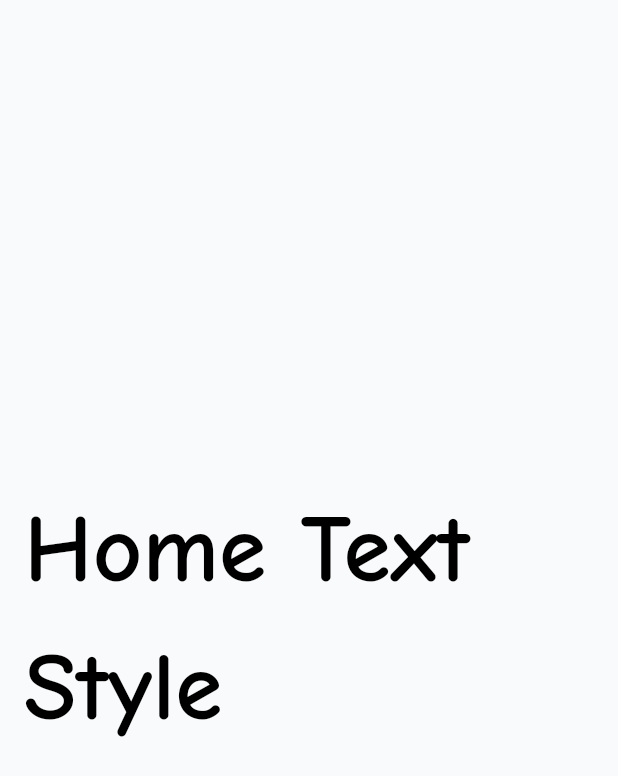
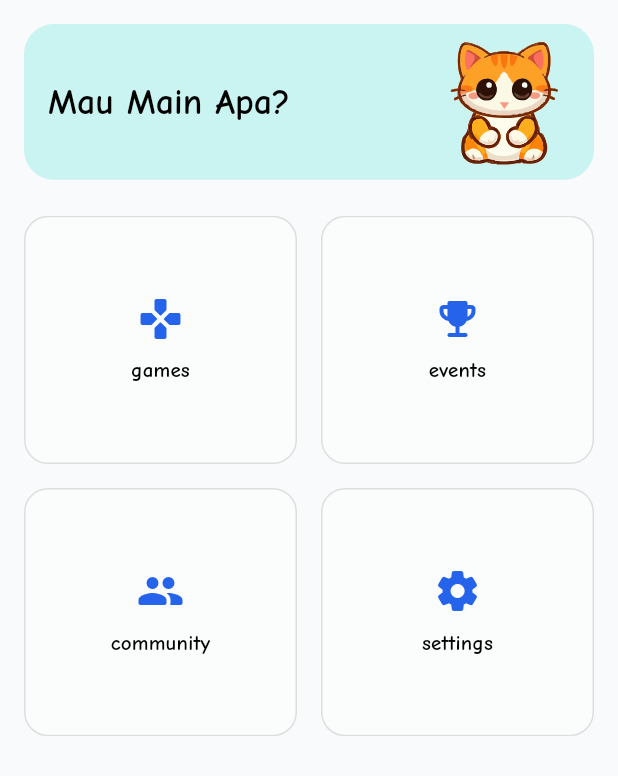
Before and after one commit to RafiDevari/Lulu, a Flutter app: the screen it shows after launch, on a phone screen of 412 x 824 dp. Shown: the top 776 px of the screen. Run offline on Flutter 3.47's test engine with Material 3 defaults, Android fonts, the phone set to English and light mode, and no system bars; our stand-ins replace flutter_svg, get.

Commit message:
third, update font, update content home dan header

```diff
--- /dev/null
+++ b/lib/app/modules/home/components/HomeContent.dart
@@ -0,0 +1,43 @@
+import 'package:flutter/material.dart';
+import 'package:get/get.dart';
+import '../../../theme/app_spacing.dart';
+import '../controllers/home_controller.dart';
+import 'MenuCard.dart';
+
+class HomeContent extends GetView<HomeController> {
+  const HomeContent({super.key});
+
+  @override
+  Widget build(BuildContext context) {
+    return GridView.count(
+      shrinkWrap: true,
+      crossAxisCount: 2,
+      mainAxisSpacing: AppSpacing.md,
+      crossAxisSpacing: AppSpacing.md,
+      childAspectRatio: 1.1,
+      physics: const NeverScrollableScrollPhysics(),
+      children: [
+        AppMenuCard(
+          icon: Icons.games_rounded,
+          label: 'games'.tr,
+          onTap: () => controller.onTap(),
+        ),
+        AppMenuCard(
+          icon: Icons.emoji_events_rounded,
+          label: 'events'.tr,
+          onTap: () => controller.onTap(),
+        ),
+        AppMenuCard(
+          icon: Icons.people_rounded,
+          label: 'community'.tr,
+          onTap: () => controller.onTap(),
+        ),
+        AppMenuCard(
+          icon: Icons.settings_rounded,
+          label: 'settings'.tr,
+          onTap: () => controller.onTap(),
+        ),
+      ],
+    );
+  }
+}
--- /dev/null
+++ b/lib/app/modules/home/components/HomeHeader.dart
@@ -0,0 +1,61 @@
+import 'package:flutter/material.dart';
+import 'package:flutter_svg/svg.dart';
+import 'package:get/get.dart';
+
+import '../../../shared/utils/ui_utils.dart';
+import '../../../theme/app_spacing.dart';
+
+class HomeHeader extends StatelessWidget {
+  const HomeHeader({super.key});
+
+  @override
+  Widget build(BuildContext context) {
+    final colorScheme = context.theme.colorScheme;
+    final textTheme = context.textTheme;
+
+    return Container(
+      padding: const EdgeInsets.symmetric(
+        horizontal: AppSpacing.md,
+        vertical: AppSpacing.sm,
+      ),
+      decoration: BoxDecoration(
+        color: colorScheme.secondaryContainer.withAlpha(50),
+        borderRadius: BorderRadius.circular(20),
+      ),
+      child: Row(
+        children: [
+          Expanded(
+            child: Text(
+              'whatDoYouWantToPlay'.tr,
+              textAlign: TextAlign.left,
+              style: textTheme.headlineSmall?.copyWith(
+                color: colorScheme.onSecondaryContainer,
+                fontWeight: FontWeight.bold,
+              ),
+            ),
+          ),
+          const SizedBox(width: AppSpacing.md),
+          _MascotImage(),
+        ],
+      ),
+    );
+  }
+}
+
+class _MascotImage extends StatelessWidget {
+  const _MascotImage();
+
+  @override
+  Widget build(BuildContext context) {
+    final size = UIUtils.scale(80);
+
+    return SizedBox(
+      width: size,
+      height: size,
+      child: SvgPicture.asset(
+        'assets/images/mascot.svg',
+        fit: BoxFit.contain,
+      ),
+    );
+  }
+}
--- /dev/null
+++ b/lib/app/modules/home/components/MenuCard.dart
@@ -0,0 +1,63 @@
+import 'package:flutter/material.dart';
+import 'package:get/get.dart';
+
+import '../../../theme/app_radius.dart';
+import '../../../theme/app_spacing.dart';
+
+class AppMenuCard extends StatelessWidget {
+  final IconData icon;
+  final String label;
+  final VoidCallback onTap;
+  final Color? backgroundColor; // Opsional, biar fleksibel
+  final Color? iconColor;
+
+  const AppMenuCard({
+    super.key,
+    required this.icon,
+    required this.label,
+    required this.onTap,
+    this.backgroundColor,
+    this.iconColor,
+  });
+
+  @override
+  Widget build(BuildContext context) {
+    final colorScheme = context.theme.colorScheme;
+    const radius = AppRadius.lg;
+
+    return Material(
+      color: Colors.transparent,
+      child: Ink(
+        decoration: BoxDecoration(
+          color: backgroundColor ?? colorScheme.surfaceVariant.withAlpha(80),
+          borderRadius: radius,
+          border: Border.all(
+            color: colorScheme.outline.withAlpha(30),
+          ),
+        ),
+        child: InkWell(
+          onTap: onTap,
+          borderRadius: radius,
+          child: Column(
+            mainAxisAlignment: MainAxisAlignment.center,
+            children: [
+              Icon(
+                icon,
+                size: 32,
+                color: iconColor ?? colorScheme.primary,
+              ),
+              const SizedBox(height: AppSpacing.sm),
+              Text(
+                label,
+                style: context.textTheme.titleSmall?.copyWith(
+                  fontWeight: FontWeight.bold,
+                ),
+                textAlign: TextAlign.center, // Safety buat teks panjang
+              ),
+            ],
+          ),
+        ),
+      ),
+    );
+  }
+}
--- a/lib/app/modules/home/controllers/home_controller.dart
+++ b/lib/app/modules/home/controllers/home_controller.dart
@@ -5,4 +5,8 @@ class HomeController extends GetxController {
   void toGameSelect() {
     Get.toNamed(Routes.GAME_SELECT);
   }
+
+  void onTap(){
+    print("HomeController onTap");
+  }
 }
--- a/lib/app/modules/home/views/home_view.dart
+++ b/lib/app/modules/home/views/home_view.dart
@@ -1,18 +1,24 @@
 import 'package:flutter/material.dart';
 import 'package:get/get.dart';
+import 'package:lulu/app/modules/home/components/HomeHeader.dart';
+import '../components/HomeContent.dart';
 import '../../../theme/app_spacing.dart';
 import '../controllers/home_controller.dart';
 
 class HomeView extends GetView<HomeController> {
-  const HomeView({Key? key}) : super(key: key);
+  const HomeView({super.key});
 
   @override
   Widget build(BuildContext context) {
     return Scaffold(
-      body: Center(
-        child: Padding(
+      body: SafeArea(
+        child: ListView(
           padding: const EdgeInsets.all(AppSpacing.md),
-          child: Text('Home Text Style',style: Theme.of(context).textTheme.labelLarge)
+            children: [
+              const HomeHeader(),
+              const SizedBox(height: AppSpacing.lg),
+              const HomeContent(),
+            ],
         ),
       ),
     );
--- a/lib/app/shared/text/en_us.dart
+++ b/lib/app/shared/text/en_us.dart
@@ -1,4 +1,5 @@
 const Map<String, String> enUS = {
   'title': 'Lulu',
   'play': 'Play',
+  'whatDoYouWantToPlay': 'What do you want to play?',
 };
--- a/lib/app/shared/text/id_id.dart
+++ b/lib/app/shared/text/id_id.dart
@@ -1,4 +1,5 @@
 const Map<String, String> idID = {
   'title': 'Lulu',
   'play': 'Main',
+  'whatDoYouWantToPlay': 'Mau Main Apa?',
 };
--- /dev/null
+++ b/lib/app/shared/utils/ui_utils.dart
@@ -0,0 +1,10 @@
+// theme/ui_utils.dart
+import 'package:get/get.dart';
+
+class UIUtils {
+  static const double baseWidth = 375.0;
+  static double scale(double size) {
+    double screenWidth = Get.width;
+    return (screenWidth / baseWidth) * size;
+  }
+}
--- a/lib/app/theme/app_radius.dart
+++ b/lib/app/theme/app_radius.dart
@@ -10,4 +10,5 @@ class AppRadius {
   BorderRadius.all(Radius.circular(12));
 
   static const BorderRadius lg = BorderRadius.all(Radius.circular(16));
+  static const BorderRadius pill = BorderRadius.all(Radius.circular(999));
 }
--- a/lib/app/theme/app_text_styles.dart
+++ b/lib/app/theme/app_text_styles.dart
@@ -4,17 +4,6 @@ class AppTextStyles {
   AppTextStyles._();
 
   static const TextTheme textTheme = TextTheme(
-    titleLarge: TextStyle(
-      fontSize: 22,
-      fontWeight: FontWeight.w600,
-    ),
-    bodyMedium: TextStyle(
-      fontSize: 16,
-      fontWeight: FontWeight.w400,
-    ),
-    labelLarge: TextStyle(
-      fontSize: 64,
-      fontWeight: FontWeight.w700,
-    ),
+
   );
 }
--- a/pubspec.yaml
+++ b/pubspec.yaml
@@ -65,9 +65,8 @@ flutter:
   uses-material-design: true
 
   # To add assets to your application, add an assets section, like this:
-  # assets:
-  #   - images/a_dot_burr.jpeg
-  #   - images/a_dot_ham.jpeg
+  assets:
+    - assets/images/
 
   # An image asset can refer to one or more resolution-specific "variants", see
   # https://flutter.dev/to/resolution-aware-images
```
Also changed, not shown: assets/images/mascot.svg (added).
